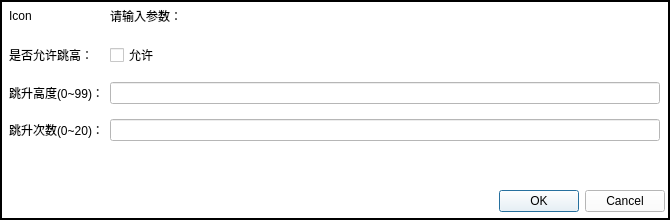
This is jumpdialog.ui in taiyuankejizhu/SparkZNC as Qt 5 draws it before an edit. The edited form follows.
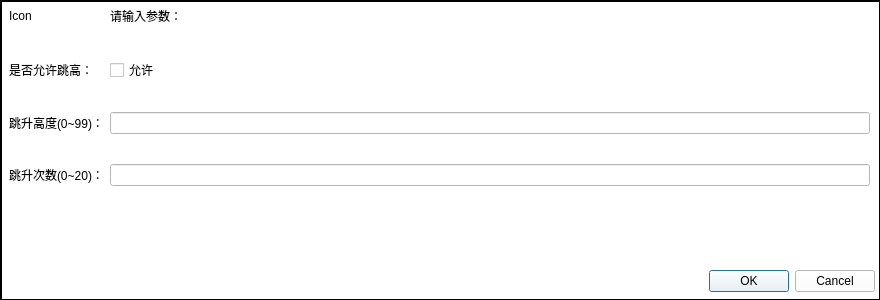
This is the edited form.

The edit to the form file:
```diff
--- a/jumpdialog.ui
+++ b/jumpdialog.ui
@@ -6,8 +6,8 @@
    <rect>
     <x>0</x>
     <y>0</y>
-    <width>670</width>
-    <height>220</height>
+    <width>880</width>
+    <height>300</height>
    </rect>
   </property>
   <property name="sizePolicy">
@@ -30,8 +30,8 @@
     <rect>
      <x>0</x>
      <y>0</y>
-     <width>670</width>
-     <height>220</height>
+     <width>881</width>
+     <height>301</height>
     </rect>
    </property>
    <property name="palette">
@@ -463,8 +463,8 @@
      <rect>
       <x>-1</x>
       <y>-1</y>
-      <width>671</width>
-      <height>221</height>
+      <width>881</width>
+      <height>301</height>
      </rect>
     </property>
     <layout class="QVBoxLayout" name="verticalLayout">
@@ -489,7 +489,7 @@
         <number>6</number>
        </property>
        <property name="verticalSpacing">
-        <number>15</number>
+        <number>30</number>
        </property>
        <property name="leftMargin">
         <number>5</number>
```
